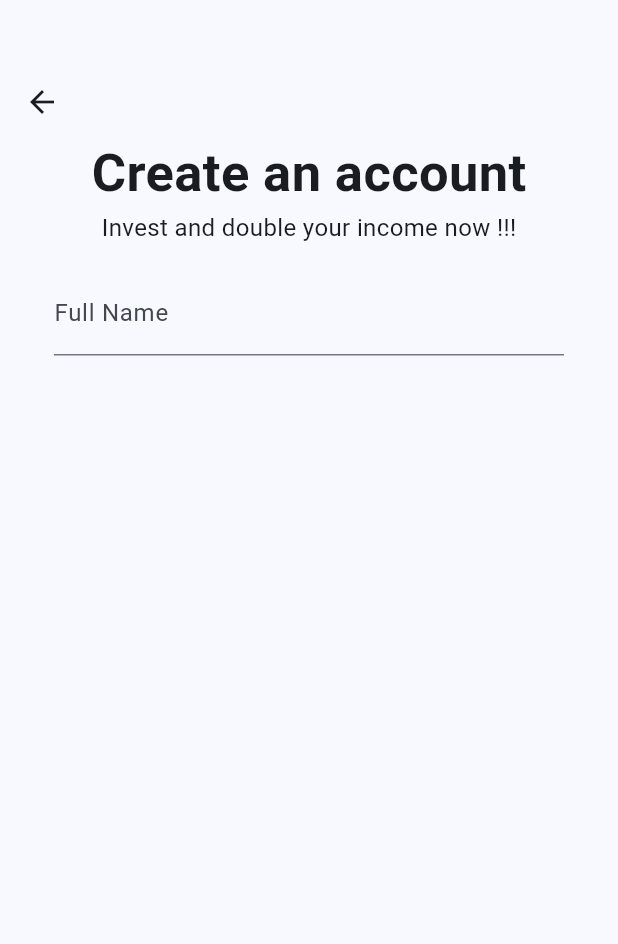
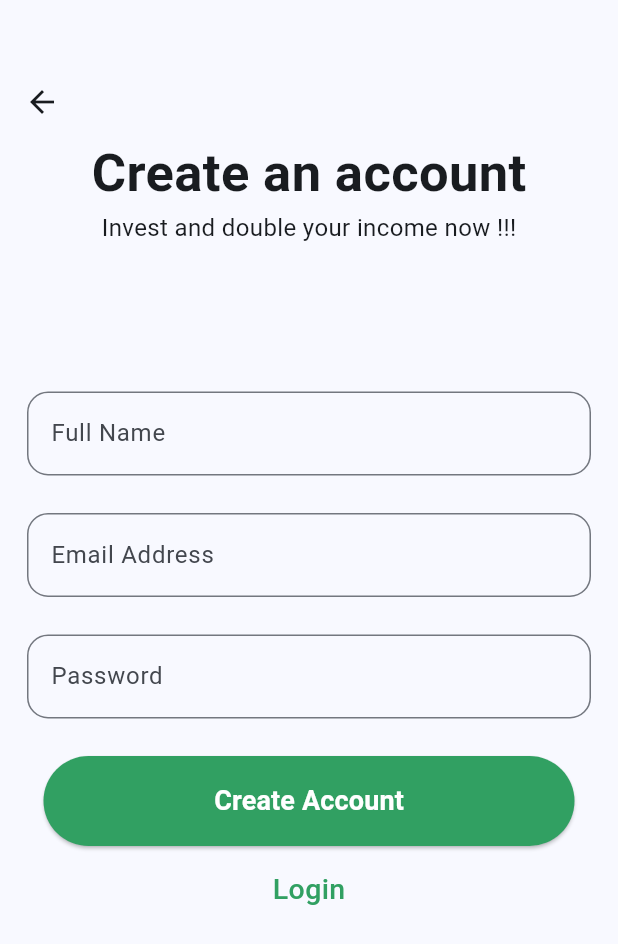
Before and after one commit to nwamama8148/basic_one, a Flutter app: the CreateAccount screen opened directly, on a phone screen of 412 x 824 dp. Shown: the top 944 px of the screen. Run offline on Flutter 3.47's test engine with Material 3 defaults, Android fonts, the phone set to English and light mode, and no system bars; Roboto replaces fonts that are missing (SF Pro, Sans Dm).

Commit message:
third commit

```diff
--- a/lib/create_account.dart
+++ b/lib/create_account.dart
@@ -1,4 +1,9 @@
+import 'package:basic_one/login_page.dart';
+import 'package:basic_one/welcome_page.dart';
 import 'package:flutter/material.dart';
+
+Color authsBackColor = const Color(0xFF31A062);
+Color authsFillColor = const Color(0xFFFFFFFF);
 
 class CreateAccount extends StatefulWidget {
   const CreateAccount({super.key});
@@ -9,6 +14,7 @@ class CreateAccount extends StatefulWidget {
 
 class _CreateAccountState extends State<CreateAccount> {
   final _formKey = GlobalKey();
+
   @override
   Widget build(BuildContext context) {
     return SafeArea(
@@ -52,22 +58,130 @@ class _CreateAccountState extends State<CreateAccount> {
                   // HEADER TEXT SECTION ENDS HERE
 
                   // FORM FIELDS HERE
-                  Form(
-                    key: _formKey,
-                    child: Column(
-                      children: [
-                        Padding(
-                          padding: const EdgeInsets.all(18.0),
-                          child: TextFormField(
+                  Padding(
+                    padding: const EdgeInsets.only(top: 98.0),
+                    child: Form(
+                      key: _formKey,
+                      child: Column(
+                        children: [
+                          TextFormField(
                             decoration: const InputDecoration(
                               labelText: 'Full Name',
                               hintText: 'Enter your full name',
+                              border: OutlineInputBorder(
+                                borderRadius: BorderRadius.all(
+                                  Radius.circular(14.0),
+                                ),
+                              ),
+                            ),
+                            validator: (value) {
+                              if (value == null || value.isEmpty) {
+                                return 'Please enter your full name';
+                              }
+                              return null;
+                            },
+                          ),
+                          const SizedBox(
+                            height: 25,
+                          ),
+                          TextFormField(
+                            decoration: const InputDecoration(
+                              labelText: 'Email Address',
+                              hintText: 'Enter your email',
+                              border: OutlineInputBorder(
+                                borderRadius: BorderRadius.all(
+                                  Radius.circular(14.0),
+                                ),
+                              ),
+                            ),
+                            validator: (value) {
+                              if (value == null || value.isEmpty) {
+                                return 'Please enter your email';
+                              }
+                              return null;
+                            },
+                          ),
+                          const SizedBox(
+                            height: 25,
+                          ),
+                          TextFormField(
+                            decoration: const InputDecoration(
+                              labelText: 'Password',
+                              hintText: 'Enter a unique Password',
+                              border: OutlineInputBorder(
+                                borderSide: BorderSide(color: Colors.grey),
+                                borderRadius: BorderRadius.all(
+                                  Radius.circular(14.0),
+                                ),
+                              ),
+                            ),
+                            validator: (value) {
+                              if (value == null || value.isEmpty) {
+                                return 'Please enter your full name';
+                              }
+                              return null;
+                            },
+                          ),
+                          // FORM FIELDS ENDS HERE
+
+                          const SizedBox(
+                            height: 25,
+                          ),
+
+                          // SIGNUP BUTTONS HERE
+                          ConstrainedBox(
+                            constraints: const BoxConstraints(
+                                minWidth: 354.00, minHeight: 60.0),
+                            child: ElevatedButton(
+                              style: ElevatedButton.styleFrom(
+                                backgroundColor: authsBackColor,
+                                foregroundColor: authsFillColor,
+                              ),
+                              onPressed: () {
+                                if (_formKey.currentState != null) {
+                                  ScaffoldMessenger.of(context).showSnackBar(
+                                    const SnackBar(
+                                      content: Text('Processing Data'),
+                                    ),
+                                  );
+                                }
+                              },
+                              child: const Text(
+                                'Create Account',
+                                style: TextStyle(
+                                    fontSize: 18,
+                                    fontWeight: FontWeight.w600,
+                                    fontFamily: 'SF Pro'),
+                              ),
                             ),
                           ),
-                        )
-                      ],
+                          const SizedBox(
+                            height: 15,
+                          ),
+
+                          // LOGIN BUTTONS HERE
+                          GestureDetector(
+                            onTap: () {
+                              Navigator.push(
+                                context,
+                                MaterialPageRoute(
+                                  builder: (context) => const WelcomePage(),
+                                ),
+                              );
+                            },
+                            child: Text(
+                              'Login',
+                              style: TextStyle(
+                                fontWeight: FontWeight.w500,
+                                fontSize: 19,
+                                color: authsBackColor,
+                              ),
+                            ),
+                          )
+                        ],
+                      ),
                     ),
-                  )
+                  ),
                 ],
               ),
             ),
--- a/lib/drawer_page.dart
+++ b/lib/drawer_page.dart
@@ -5,6 +5,6 @@ class DrawerPage extends StatelessWidget {
 
   @override
   Widget build(BuildContext context) {
-    return Scaffold();
+    return const Scaffold();
   }
 }
--- a/lib/welcome_page.dart
+++ b/lib/welcome_page.dart
@@ -5,6 +5,6 @@ class WelcomePage extends StatelessWidget {
 
   @override
   Widget build(BuildContext context) {
-    return Scaffold();
+    return const Scaffold();
   }
 }
--- a/pubspec.yaml
+++ b/pubspec.yaml
@@ -17,6 +17,8 @@ environment:
 dependencies:
   flutter:
     sdk: flutter
+
+  url_launcher:
 
 
   # The following adds the Cupertino Icons font to your application.
```
Also changed, not shown: lib/login_page.dart (added, +14 -0 lines), pubspec.lock, 5 other files.
